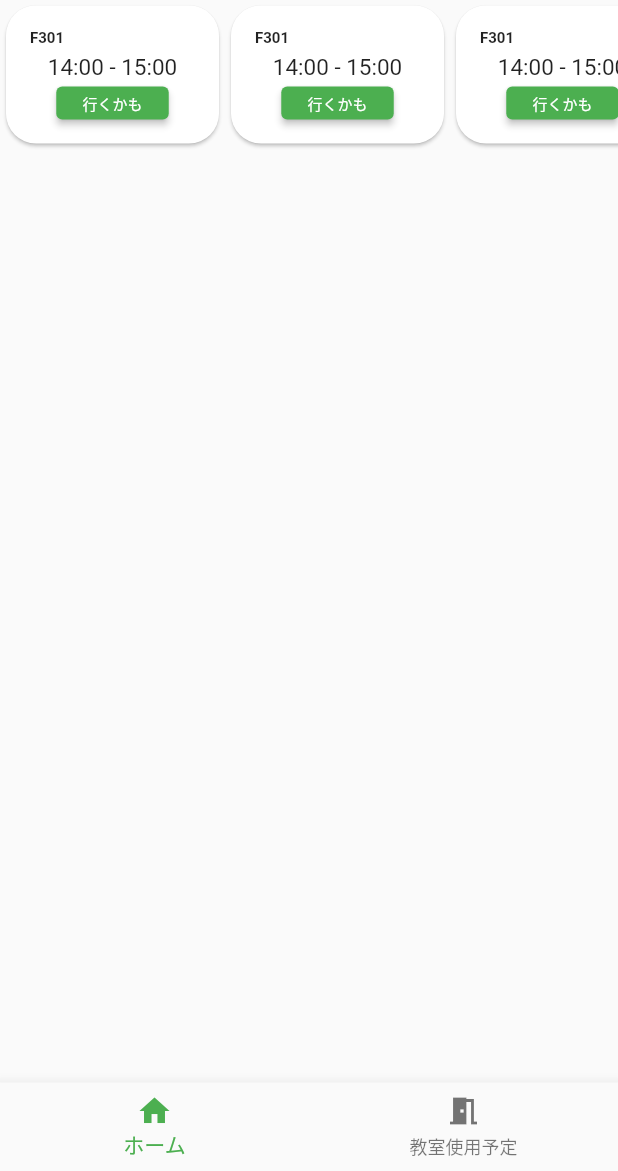
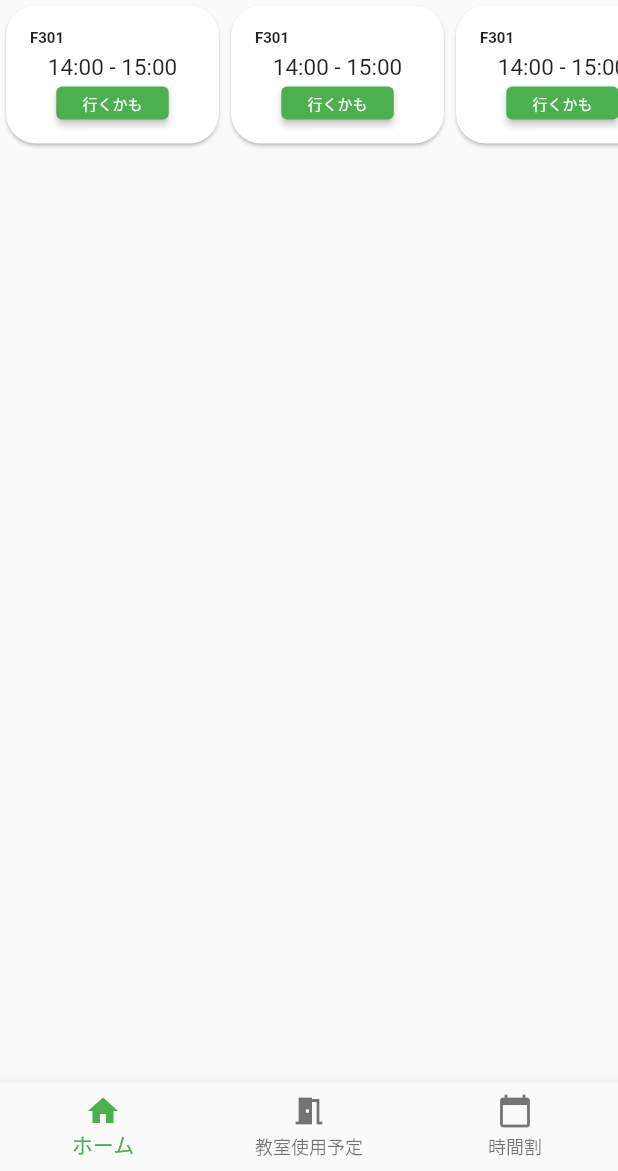
Before and after one commit to v-code-team-pioneer-inc/ccrs-mobile, a Flutter app: the screen it shows after launch, on a phone screen of 412 x 824 dp, the part 65-1236 px from its top. Run offline on Flutter 3.47's test engine with Material 2 defaults, Android fonts, the phone set to English and light mode, and no system bars; our stand-ins replace syncfusion_flutter_calendar.

Commit message:
[ADD]ボトムバーから時間割を確認できるようにする

```diff
--- a/lib/main.dart
+++ b/lib/main.dart
@@ -2,6 +2,7 @@ import 'package:flutter/material.dart';
 
 import 'screen/home_screen.dart';
 import 'screen/rooms_screen.dart';
+import 'screen/timetable_screen.dart';
 
 
 void main() {
@@ -37,6 +38,7 @@ class _MyHomePageState extends State<MyHomePage> {
   static const _screens = [
     HomeScreen(),
     RoomsScreen(),
+    TimetableScreen(),
   ];
 
   int _selectedIndex = 0;
@@ -57,6 +59,7 @@ class _MyHomePageState extends State<MyHomePage> {
         items: const <BottomNavigationBarItem>[
           BottomNavigationBarItem(icon: Icon(Icons.home), label: 'ホーム'),
           BottomNavigationBarItem(icon: Icon(Icons.meeting_room), label: '教室使用予定'),
+          BottomNavigationBarItem(icon: Icon(Icons.calendar_today), label: '時間割'),
         ],
         type: BottomNavigationBarType.fixed,
       )
```
